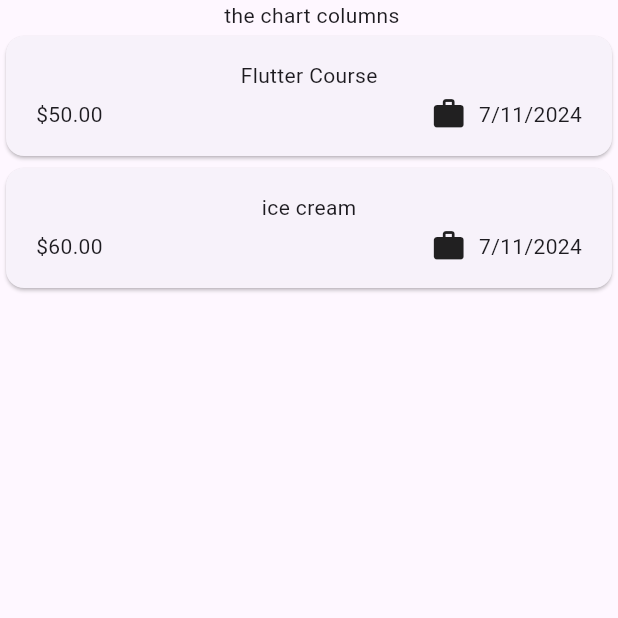
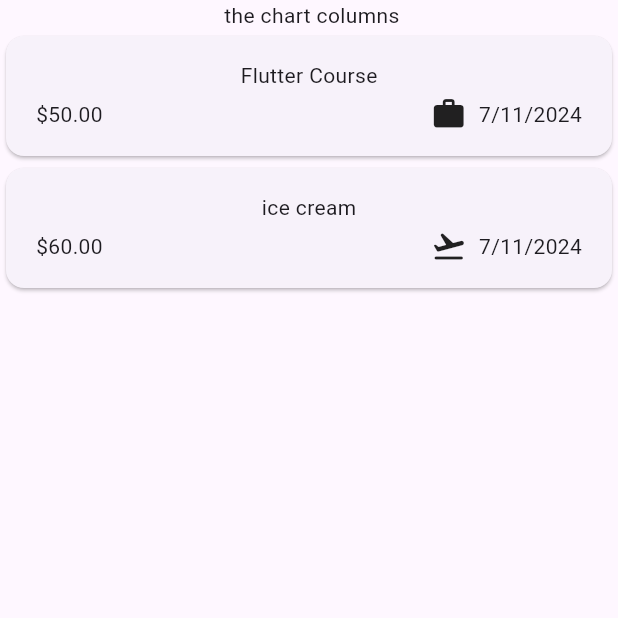
Before and after one commit to PranavPaliwal/Spendings, a Flutter app: the screen it shows after launch, on a phone screen of 412 x 824 dp, the top half of it. Run offline on Flutter 3.47's test engine with Material 3 defaults, Android fonts, the phone set to English and light mode, and no system bars.

Commit message:
development phasse commit

```diff
--- a/lib/widgets/expenses.dart
+++ b/lib/widgets/expenses.dart
@@ -16,7 +16,7 @@ class _ExpensesState extends State<Expenses> {
 
     final List <Expense> _registeredExpenses=[
       Expense(title:'Flutter Course',amount: 50.0,date: DateTime.now(), category: Category.work),
-       Expense(title:'ice cream',amount: 60.0,date: DateTime.now(), category: Category.work),
+       Expense(title:'ice cream',amount: 60.0,date: DateTime.now(), category: Category.travel),
     ];
 
   @override
```
